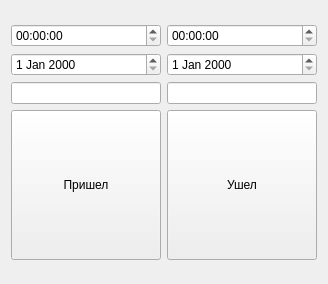
Above: TimeTracker/MainView.ui from VasayPupkin/TimeTracker before the change. Below: the same form after it.
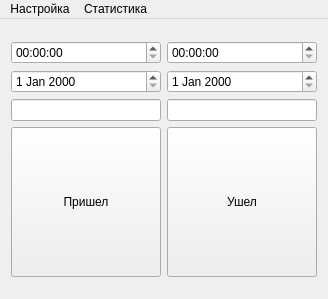
That is the form after the change.

Commit message: Добавлено меню настройки и статистика

```diff
--- a/TimeTracker/MainView.ui
+++ b/TimeTracker/MainView.ui
@@ -6,8 +6,8 @@
    <rect>
     <x>0</x>
     <y>0</y>
-    <width>325</width>
-    <height>284</height>
+    <width>326</width>
+    <height>299</height>
    </rect>
   </property>
   <property name="windowTitle">
@@ -85,10 +85,22 @@
     <rect>
      <x>0</x>
      <y>0</y>
-     <width>325</width>
+     <width>326</width>
      <height>20</height>
     </rect>
    </property>
+   <widget class="QMenu" name="menu_Settings">
+    <property name="title">
+     <string>Настройка</string>
+    </property>
+   </widget>
+   <widget class="QMenu" name="menu_Statistics">
+    <property name="title">
+     <string>Статистика</string>
+    </property>
+   </widget>
+   <addaction name="menu_Settings"/>
+   <addaction name="menu_Statistics"/>
   </widget>
  </widget>
  <layoutdefault spacing="6" margin="11"/>
```
